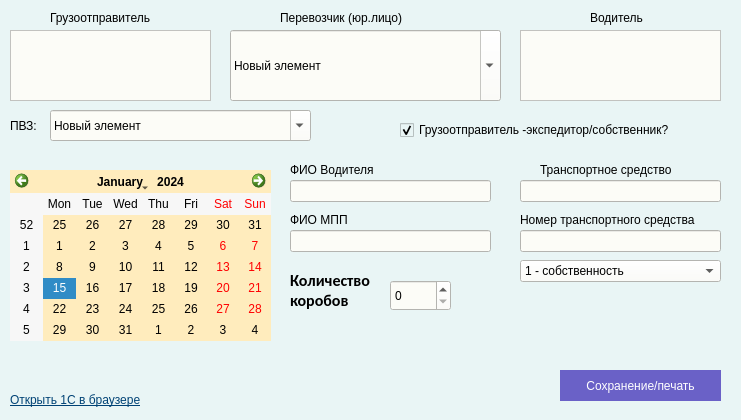
First picture: the form in design.ui, repository eVnur/AtnEditor, before the edit.
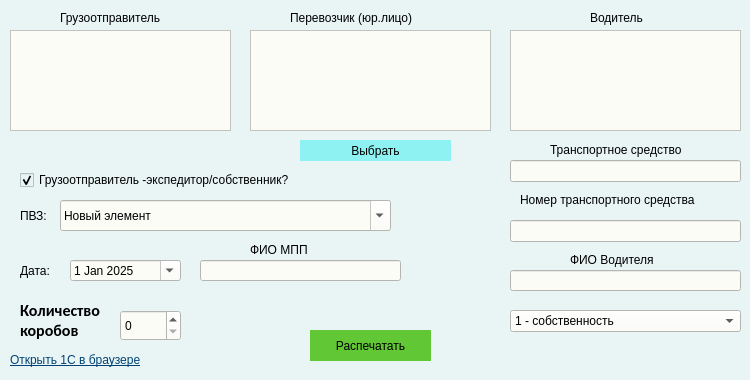
Second picture: the form after the edit. Icons and pictures are not drawn.

Diff of the .ui file:
```diff
--- a/design.ui
+++ b/design.ui
@@ -6,20 +6,20 @@
    <rect>
     <x>0</x>
     <y>0</y>
-    <width>741</width>
-    <height>420</height>
+    <width>750</width>
+    <height>380</height>
    </rect>
   </property>
   <property name="minimumSize">
    <size>
-    <width>741</width>
-    <height>420</height>
+    <width>750</width>
+    <height>380</height>
    </size>
   </property>
   <property name="maximumSize">
    <size>
-    <width>741</width>
-    <height>420</height>
+    <width>750</width>
+    <height>380</height>
    </size>
   </property>
   <property name="cursor">
@@ -28,6 +28,11 @@
   <property name="windowTitle">
    <string>Редактор АТН</string>
   </property>
+  <property name="windowIcon">
+   <iconset theme="QIcon::ThemeIcon::UserOffline">
+    <selectedon>:/icons/icons8-доставляется-48.png</selectedon>
+   </iconset>
+  </property>
   <property name="styleSheet">
    <string notr="true">QWidget{
 background: #e9f5f5;
@@ -40,18 +45,32 @@
 font-size:10pt;
 background: #fcfcf7;
 }
+QListView{
+background: #fcfcf7;
+}
 QPushButton{
 background:#fcfcf7;
 }
-QPushButton{
+QPushButton#transferBtn{
 	border-radius: 0px;
-    color: white;
+    color: black;
     transition: .2s linear;
-    background: #6a61c7;
+    background: #8ff2f2;
 }
-QPushButton:pressed{
-	box-shadow:0px -6px 0 #003CC5 inset;
-	background: #534c9c;
+QPushButton#transferBtn:pressed{
+	background: #76cccc;
+}
+QPushButton#PrintBtn{
+	border-radius: 0px;
+    color: black;
+    transition: .2s linear;
+    background: #62c734;
+}
+QPushButton#PrintBtn:pressed{
+	background: #4b9926;
+}
+QDateEdit{
+background: #fcfcf7;
 }</string>
   </property>
   <property name="toolButtonStyle">
@@ -61,12 +80,15 @@
    <widget class="QCheckBox" name="checkBox">
     <property name="geometry">
      <rect>
-      <x>400</x>
-      <y>120</y>
+      <x>20</x>
+      <y>170</y>
       <width>331</width>
       <height>20</height>
      </rect>
     </property>
+    <property name="cursor">
+     <cursorShape>PointingHandCursor</cursorShape>
+    </property>
     <property name="text">
      <string>Грузоотправитель -экспедитор/собственник?</string>
     </property>
@@ -79,8 +101,8 @@
      <rect>
       <x>10</x>
       <y>30</y>
-      <width>201</width>
-      <height>71</height>
+      <width>221</width>
+      <height>101</height>
      </rect>
     </property>
     <property name="font">
@@ -95,7 +117,7 @@
    <widget class="QLabel" name="label">
     <property name="geometry">
      <rect>
-      <x>50</x>
+      <x>60</x>
       <y>10</y>
       <width>121</width>
       <height>16</height>
@@ -108,7 +130,7 @@
    <widget class="QLabel" name="label_2">
     <property name="geometry">
      <rect>
-      <x>280</x>
+      <x>290</x>
       <y>10</y>
       <width>161</width>
       <height>16</height>
@@ -121,10 +143,10 @@
    <widget class="QPlainTextEdit" name="driverLine">
     <property name="geometry">
      <rect>
-      <x>520</x>
+      <x>510</x>
       <y>30</y>
-      <width>201</width>
-      <height>71</height>
+      <width>231</width>
+      <height>101</height>
      </rect>
     </property>
     <property name="font">
@@ -152,9 +174,9 @@
    <widget class="QLineEdit" name="vehicleName">
     <property name="geometry">
      <rect>
-      <x>520</x>
-      <y>180</y>
-      <width>201</width>
+      <x>510</x>
+      <y>160</y>
+      <width>231</width>
       <height>22</height>
      </rect>
     </property>
@@ -162,8 +184,8 @@
    <widget class="QLabel" name="label_4">
     <property name="geometry">
      <rect>
-      <x>540</x>
-      <y>160</y>
+      <x>550</x>
+      <y>140</y>
       <width>161</width>
       <height>20</height>
      </rect>
@@ -176,7 +198,7 @@
     <property name="geometry">
      <rect>
       <x>520</x>
-      <y>210</y>
+      <y>190</y>
       <width>221</width>
       <height>20</height>
      </rect>
@@ -188,9 +210,9 @@
    <widget class="QLineEdit" name="vehicleNumber">
     <property name="geometry">
      <rect>
-      <x>520</x>
-      <y>230</y>
-      <width>201</width>
+      <x>510</x>
+      <y>220</y>
+      <width>231</width>
       <height>22</height>
      </rect>
     </property>
@@ -198,9 +220,9 @@
    <widget class="QLabel" name="label_6">
     <property name="geometry">
      <rect>
-      <x>290</x>
-      <y>160</y>
-      <width>181</width>
+      <x>570</x>
+      <y>250</y>
+      <width>111</width>
       <height>20</height>
      </rect>
     </property>
@@ -211,19 +233,19 @@
    <widget class="QLineEdit" name="driverName">
     <property name="geometry">
      <rect>
-      <x>290</x>
-      <y>180</y>
-      <width>201</width>
-      <height>22</height>
+      <x>510</x>
+      <y>270</y>
+      <width>231</width>
+      <height>21</height>
      </rect>
     </property>
    </widget>
    <widget class="QLabel" name="label_7">
     <property name="geometry">
      <rect>
-      <x>290</x>
-      <y>210</y>
-      <width>181</width>
+      <x>250</x>
+      <y>240</y>
+      <width>81</width>
       <height>20</height>
      </rect>
     </property>
@@ -234,33 +256,18 @@
    <widget class="QLineEdit" name="mppName">
     <property name="geometry">
      <rect>
-      <x>290</x>
-      <y>230</y>
+      <x>200</x>
+      <y>260</y>
       <width>201</width>
-      <height>22</height>
+      <height>21</height>
      </rect>
     </property>
    </widget>
-   <widget class="QCalendarWidget" name="calendarWidget">
-    <property name="geometry">
-     <rect>
-      <x>10</x>
-      <y>170</y>
-      <width>261</width>
-      <height>171</height>
-     </rect>
-    </property>
-    <property name="styleSheet">
-     <string notr="true">background: #ffecbd;
-color: black;
-</string>
-    </property>
-   </widget>
    <widget class="QSpinBox" name="ValueSpinBox">
     <property name="geometry">
      <rect>
-      <x>390</x>
-      <y>280</y>
+      <x>120</x>
+      <y>310</y>
       <width>61</width>
       <height>31</height>
      </rect>
@@ -272,8 +279,8 @@
    <widget class="QLabel" name="label_9">
     <property name="geometry">
      <rect>
-      <x>290</x>
-      <y>270</y>
+      <x>20</x>
+      <y>300</y>
       <width>91</width>
       <height>41</height>
      </rect>
@@ -301,7 +308,7 @@
     <property name="geometry">
      <rect>
       <x>10</x>
-      <y>390</y>
+      <y>350</y>
       <width>161</width>
       <height>21</height>
      </rect>
@@ -322,12 +329,15 @@
    <widget class="QComboBox" name="comboBox">
     <property name="geometry">
      <rect>
-      <x>520</x>
-      <y>260</y>
-      <width>201</width>
+      <x>510</x>
+      <y>310</y>
+      <width>231</width>
       <height>22</height>
      </rect>
     </property>
+    <property name="cursor">
+     <cursorShape>PointingHandCursor</cursorShape>
+    </property>
     <property name="styleSheet">
      <string notr="true">background:#fcfcf7;</string>
     </property>
@@ -357,12 +367,12 @@
      </property>
     </item>
    </widget>
-   <widget class="QPushButton" name="SavePrintBtn">
+   <widget class="QPushButton" name="PrintBtn">
     <property name="geometry">
      <rect>
-      <x>560</x>
-      <y>370</y>
-      <width>161</width>
+      <x>310</x>
+      <y>330</y>
+      <width>121</width>
       <height>31</height>
      </rect>
     </property>
@@ -376,7 +386,7 @@
      <string notr="true"/>
     </property>
     <property name="text">
-     <string>Сохранение/печать</string>
+     <string>Распечатать</string>
     </property>
     <property name="checkable">
      <bool>false</bool>
@@ -385,12 +395,15 @@
    <widget class="QComboBox" name="LmpChoise">
     <property name="geometry">
      <rect>
-      <x>50</x>
-      <y>110</y>
-      <width>261</width>
+      <x>60</x>
+      <y>200</y>
+      <width>331</width>
       <height>31</height>
      </rect>
     </property>
+    <property name="cursor">
+     <cursorShape>PointingHandCursor</cursorShape>
+    </property>
     <property name="styleSheet">
      <string notr="true">background:#fcfcf7;
 </string>
@@ -407,8 +420,8 @@
    <widget class="QLabel" name="label_8">
     <property name="geometry">
      <rect>
-      <x>10</x>
-      <y>110</y>
+      <x>20</x>
+      <y>200</y>
       <width>41</width>
       <height>31</height>
      </rect>
@@ -420,27 +433,104 @@
      <string>ПВЗ:</string>
     </property>
    </widget>
-   <widget class="QComboBox" name="LmpChoise_2">
+   <widget class="QDateEdit" name="dateEdit">
     <property name="geometry">
      <rect>
-      <x>230</x>
-      <y>30</y>
-      <width>271</width>
-      <height>71</height>
+      <x>70</x>
+      <y>260</y>
+      <width>111</width>
+      <height>21</height>
      </rect>
     </property>
+    <property name="cursor">
+     <cursorShape>PointingHandCursor</cursorShape>
+    </property>
     <property name="styleSheet">
-     <string notr="true">background:#fcfcf7;
-    transition: .2s linear;</string>
+     <string notr="true">color:black;</string>
     </property>
-    <property name="editable">
+    <property name="minimumDateTime">
+     <datetime>
+      <hour>15</hour>
+      <minute>0</minute>
+      <second>0</second>
+      <year>2025</year>
+      <month>1</month>
+      <day>1</day>
+     </datetime>
+    </property>
+    <property name="maximumDate">
+     <date>
+      <year>2100</year>
+      <month>12</month>
+      <day>31</day>
+     </date>
+    </property>
+    <property name="minimumDate">
+     <date>
+      <year>2025</year>
+      <month>1</month>
+      <day>1</day>
+     </date>
+    </property>
+    <property name="calendarPopup">
      <bool>true</bool>
     </property>
-    <item>
-     <property name="text">
-      <string>Новый элемент</string>
-     </property>
-    </item>
+   </widget>
+   <widget class="QLabel" name="label_10">
+    <property name="geometry">
+     <rect>
+      <x>20</x>
+      <y>260</y>
+      <width>41</width>
+      <height>21</height>
+     </rect>
+    </property>
+    <property name="text">
+     <string>Дата:</string>
+    </property>
+   </widget>
+   <widget class="QPushButton" name="transferBtn">
+    <property name="geometry">
+     <rect>
+      <x>300</x>
+      <y>140</y>
+      <width>151</width>
+      <height>21</height>
+     </rect>
+    </property>
+    <property name="cursor">
+     <cursorShape>PointingHandCursor</cursorShape>
+    </property>
+    <property name="autoFillBackground">
+     <bool>false</bool>
+    </property>
+    <property name="styleSheet">
+     <string notr="true"/>
+    </property>
+    <property name="text">
+     <string>Выбрать</string>
+    </property>
+    <property name="checkable">
+     <bool>false</bool>
+    </property>
+   </widget>
+   <widget class="QPlainTextEdit" name="transLine">
+    <property name="geometry">
+     <rect>
+      <x>250</x>
+      <y>30</y>
+      <width>241</width>
+      <height>101</height>
+     </rect>
+    </property>
+    <property name="font">
+     <font>
+      <family>Calibri</family>
+      <pointsize>10</pointsize>
+      <italic>false</italic>
+      <bold>false</bold>
+     </font>
+    </property>
    </widget>
    <zorder>checkBox</zorder>
    <zorder>shipperLine</zorder>
@@ -456,15 +546,17 @@
    <zorder>driverName</zorder>
    <zorder>label_7</zorder>
    <zorder>mppName</zorder>
-   <zorder>calendarWidget</zorder>
    <zorder>ValueSpinBox</zorder>
    <zorder>label_9</zorder>
    <zorder>CLink</zorder>
    <zorder>comboBox</zorder>
-   <zorder>SavePrintBtn</zorder>
+   <zorder>PrintBtn</zorder>
    <zorder>label_8</zorder>
    <zorder>LmpChoise</zorder>
-   <zorder>LmpChoise_2</zorder>
+   <zorder>dateEdit</zorder>
+   <zorder>label_10</zorder>
+   <zorder>transferBtn</zorder>
+   <zorder>transLine</zorder>
   </widget>
   <action name="action">
    <property name="text">
```
Left out of the diff: 4 changed lines with no effect on the pictures.
